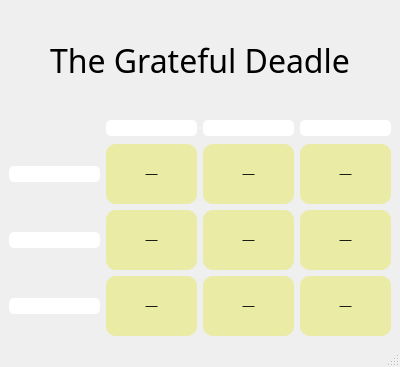
The window that ui/main_window.ui (LucasLHenry/grateful_deadle) describes before a commit, drawn with Qt 5.
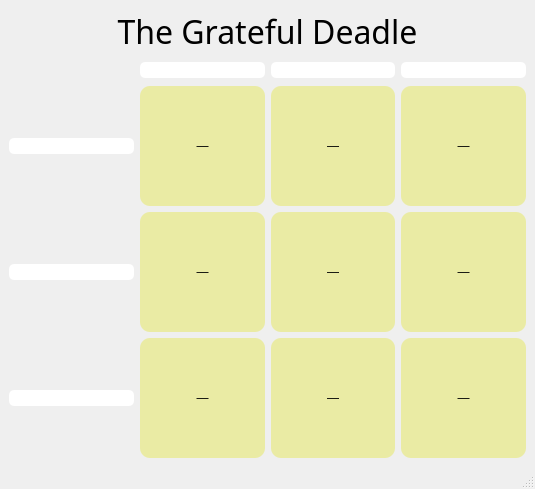
The same window after the commit.

```diff
--- a/ui/main_window.ui
+++ b/ui/main_window.ui
@@ -6,8 +6,8 @@
    <rect>
     <x>0</x>
     <y>0</y>
-    <width>400</width>
-    <height>367</height>
+    <width>535</width>
+    <height>478</height>
    </rect>
   </property>
   <property name="windowTitle">
@@ -38,6 +38,12 @@
    <layout class="QVBoxLayout" name="verticalLayout_2">
     <item>
      <widget class="QLabel" name="title_label">
+      <property name="sizePolicy">
+       <sizepolicy hsizetype="Preferred" vsizetype="Fixed">
+        <horstretch>0</horstretch>
+        <verstretch>0</verstretch>
+       </sizepolicy>
+      </property>
       <property name="font">
        <font>
         <family>Segoe UI Variable Display Light</family>
@@ -67,8 +73,8 @@
         </property>
         <property name="minimumSize">
          <size>
-          <width>60</width>
-          <height>60</height>
+          <width>120</width>
+          <height>120</height>
          </size>
         </property>
         <property name="text">
@@ -97,6 +103,12 @@
       </item>
       <item row="3" column="0">
        <widget class="QLineEdit" name="row_3_le">
+        <property name="minimumSize">
+         <size>
+          <width>120</width>
+          <height>0</height>
+         </size>
+        </property>
         <property name="readOnly">
          <bool>true</bool>
         </property>
@@ -112,7 +124,7 @@
         </property>
         <property name="minimumSize">
          <size>
-          <width>60</width>
+          <width>120</width>
           <height>0</height>
          </size>
         </property>
@@ -131,8 +143,8 @@
         </property>
         <property name="minimumSize">
          <size>
-          <width>60</width>
-          <height>60</height>
+          <width>120</width>
+          <height>120</height>
          </size>
         </property>
         <property name="text">
@@ -149,6 +161,12 @@
       </item>
       <item row="2" column="0">
        <widget class="QLineEdit" name="row_2_le">
+        <property name="minimumSize">
+         <size>
+          <width>120</width>
+          <height>0</height>
+         </size>
+        </property>
         <property name="readOnly">
          <bool>true</bool>
         </property>
@@ -164,8 +182,8 @@
         </property>
         <property name="minimumSize">
          <size>
-          <width>60</width>
-          <height>60</height>
+          <width>120</width>
+          <height>120</height>
          </size>
         </property>
         <property name="text">
@@ -190,8 +208,8 @@
         </property>
         <property name="minimumSize">
          <size>
-          <width>60</width>
-          <height>60</height>
+          <width>120</width>
+          <height>120</height>
          </size>
         </property>
         <property name="text">
@@ -241,25 +259,6 @@
         </property>
        </widget>
       </item>
-      <item row="1" column="2">
-       <widget class="QPushButton" name="r1c2_pb">
-        <property name="sizePolicy">
-         <sizepolicy hsizetype="Minimum" vsizetype="Minimum">
-          <horstretch>0</horstretch>
-          <verstretch>0</verstretch>
-         </sizepolicy>
-        </property>
-        <property name="minimumSize">
-         <size>
-          <width>60</width>
-          <height>60</height>
-         </size>
-        </property>
-        <property name="text">
-         <string>—</string>
-        </property>
-       </widget>
-      </item>
       <item row="1" column="1">
        <widget class="QPushButton" name="r1c1_pb">
         <property name="sizePolicy">
@@ -270,8 +269,8 @@
         </property>
         <property name="minimumSize">
          <size>
-          <width>60</width>
-          <height>60</height>
+          <width>120</width>
+          <height>120</height>
          </size>
         </property>
         <property name="text">
@@ -289,8 +288,27 @@
         </property>
         <property name="minimumSize">
          <size>
-          <width>60</width>
-          <height>60</height>
+          <width>120</width>
+          <height>120</height>
+         </size>
+        </property>
+        <property name="text">
+         <string>—</string>
+        </property>
+       </widget>
+      </item>
+      <item row="1" column="2">
+       <widget class="QPushButton" name="r1c2_pb">
+        <property name="sizePolicy">
+         <sizepolicy hsizetype="Minimum" vsizetype="Minimum">
+          <horstretch>0</horstretch>
+          <verstretch>0</verstretch>
+         </sizepolicy>
+        </property>
+        <property name="minimumSize">
+         <size>
+          <width>120</width>
+          <height>120</height>
          </size>
         </property>
         <property name="text">
```
Left out of the diff: 2 changed lines with no effect on the pictures.
